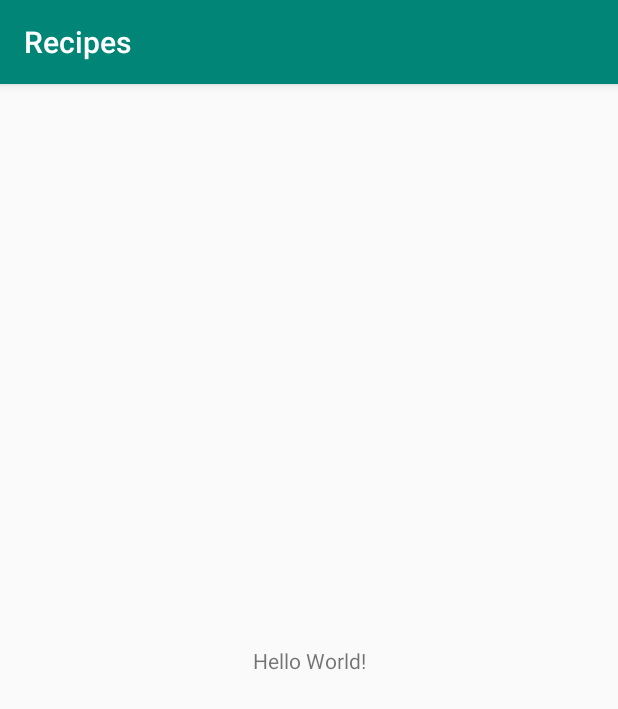
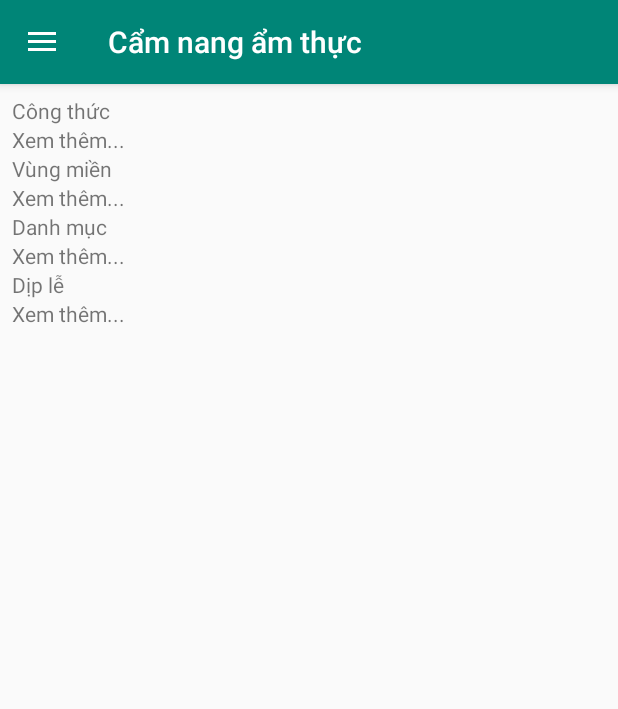
Before and after one commit to taminhluan/cam-nang-am-thuc-viet-nam, an Android app: the screen it shows after launch (MainActivity), on a phone screen of 412 x 824 dp. Shown: the top 709 px of the screen. Run offline under Robolectric (Android 15) with nearby library versions, the phone set to English and light mode, and no system bars; our stand-ins replace Room's generated code.

Commit message:
add example drawer code

```diff
--- a/Recipes/app/build.gradle
+++ b/Recipes/app/build.gradle
@@ -5,7 +5,7 @@ android {
     buildToolsVersion "29.0.1"
     defaultConfig {
         applicationId "com.example.recipes"
-        minSdkVersion 15
+        minSdkVersion 21
         targetSdkVersion 29
         versionCode 1
         versionName "1.0"
--- a/Recipes/app/src/main/AndroidManifest.xml
+++ b/Recipes/app/src/main/AndroidManifest.xml
@@ -1,15 +1,19 @@
 <?xml version="1.0" encoding="utf-8"?>
 <manifest xmlns:android="http://schemas.android.com/apk/res/android"
+    xmlns:tools="http://schemas.android.com/tools"
     package="com.example.recipes">
 
     <application
-        android:allowBackup="true"
+        android:allowBackup="false"
         android:icon="@mipmap/ic_launcher"
         android:label="@string/app_name"
         android:roundIcon="@mipmap/ic_launcher_round"
         android:supportsRtl="true"
-        android:theme="@style/AppTheme">
-        <activity android:name=".app.recipe.RecipeActivity"></activity>
+        android:theme="@style/AppTheme"
+        tools:ignore="GoogleAppIndexingWarning">
+        <activity android:name=".app.recipe.RecipeActivity">
+
+        </activity>
         <activity android:name=".admin.recipe.RecipeAdminActivity" />
         <activity android:name=".admin.event.EventAdminActivity" />
         <activity android:name=".admin.area.AreaAdminActivity" />
@@ -23,7 +27,8 @@
         <activity android:name=".app.event.EventActivity" />
         <activity android:name=".app.category.CategoryActivity" />
         <activity android:name=".app.login.LoginActivity" />
-        <activity android:name=".app.main.MainActivity">
+        <activity android:name=".app.main.MainActivity"
+            android:theme="@style/AppTheme.NoActionBar">
             <intent-filter>
                 <action android:name="android.intent.action.MAIN" />
 
--- a/Recipes/app/src/main/java/com/example/recipes/app/main/MainActivity.java
+++ b/Recipes/app/src/main/java/com/example/recipes/app/main/MainActivity.java
@@ -3,20 +3,53 @@ package com.example.recipes.app.main;
 import android.os.AsyncTask;
 import android.os.Bundle;
 
+import androidx.appcompat.widget.Toolbar;
+import androidx.drawerlayout.widget.DrawerLayout;
+
 import com.example.recipes.BaseActivity;
 import com.example.recipes.R;
+import com.example.recipes.app.drawer.DrawerFragment;
 import com.example.recipes.db.AppDatabase;
-import com.example.recipes.model.Area;
-
-import java.util.List;
+import com.example.recipes.util.ActivityUtils;
 
 public class MainActivity extends BaseActivity {
 
     @Override
     protected void onCreate(Bundle savedInstanceState) {
         super.onCreate(savedInstanceState);
-        setContentView(R.layout.activity_main);
+        setContentView(R.layout.main_act);
+
+        setupToolbar();
+
+        setupDrawer();
+
+        setupFragment();
+
         new GetListAsyncTask().execute();
+    }
+
+    private void setupToolbar() {
+        // Load toolbar
+        Toolbar toolbar = (Toolbar) findViewById(R.id.toolbar);
+        toolbar.setTitle(R.string.app_name);
+        setSupportActionBar(toolbar);
+    }
+
+    private void setupFragment() {
+        MainFragment aboutFragment =
+                (MainFragment) getSupportFragmentManager().findFragmentById(R.id.contentFrame);
+        if (aboutFragment == null) {
+            // Create the fragment
+            aboutFragment = MainFragment.newInstance();
+            ActivityUtils.addFragmentToActivity(
+                    getSupportFragmentManager(), aboutFragment, R.id.contentFrame);
+        }
+    }
+
+    private void setupDrawer() {
+        DrawerFragment drawerFragment = (DrawerFragment) getSupportFragmentManager().findFragmentById(R.id.fragment_navigation_drawer);
+        DrawerLayout drawerLayout = (DrawerLayout) findViewById(R.id.drawer_layout);
+        drawerFragment.setUpDrawer(R.id.fragment_navigation_drawer, drawerLayout, (Toolbar) findViewById(R.id.toolbar));
     }
 
     public class GetListAsyncTask extends AsyncTask<Void, Void, Void> {
--- /dev/null
+++ b/Recipes/app/src/main/java/com/example/recipes/util/ActivityUtils.java
@@ -0,0 +1,28 @@
+package com.example.recipes.util;
+
+
+import androidx.annotation.NonNull;
+import androidx.fragment.app.Fragment;
+import androidx.fragment.app.FragmentManager;
+import androidx.fragment.app.FragmentTransaction;
+
+import static androidx.core.util.Preconditions.checkNotNull;
+
+/**
+ * This provides methods to help Activities load their UI.
+ */
+public class ActivityUtils {
+    /**
+     * The {@code fragment} is added to the container view with id {@code frameId}. The operation is
+     * performed by the {@code fragmentManager}.
+     *
+     */
+    public static void addFragmentToActivity (@NonNull FragmentManager fragmentManager,
+                                              @NonNull Fragment fragment, int frameId) {
+        checkNotNull(fragmentManager);
+        checkNotNull(fragment);
+        FragmentTransaction transaction = fragmentManager.beginTransaction();
+        transaction.add(frameId, fragment);
+        transaction.commit();
+    }
+}
--- a/Recipes/app/src/main/res/layout/activity_main.xml
+++ /dev/null
@@ -1,18 +0,0 @@
-<?xml version="1.0" encoding="utf-8"?>
-<androidx.constraintlayout.widget.ConstraintLayout xmlns:android="http://schemas.android.com/apk/res/android"
-    xmlns:app="http://schemas.android.com/apk/res-auto"
-    xmlns:tools="http://schemas.android.com/tools"
-    android:layout_width="match_parent"
-    android:layout_height="match_parent"
-    tools:context=".app.main.MainActivity">
-
-    <TextView
-        android:layout_width="wrap_content"
-        android:layout_height="wrap_content"
-        android:text="Hello World!"
-        app:layout_constraintBottom_toBottomOf="parent"
-        app:layout_constraintLeft_toLeftOf="parent"
-        app:layout_constraintRight_toRightOf="parent"
-        app:layout_constraintTop_toTopOf="parent" />
-
-</androidx.constraintlayout.widget.ConstraintLayout>
--- /dev/null
+++ b/Recipes/app/src/main/res/layout/main_act.xml
@@ -0,0 +1,44 @@
+<?xml version="1.0" encoding="utf-8"?>
+<!--
+@author luantm
+-->
+<androidx.drawerlayout.widget.DrawerLayout xmlns:android="http://schemas.android.com/apk/res/android"
+    xmlns:app="http://schemas.android.com/apk/res-auto"
+    xmlns:tools="http://schemas.android.com/tools"
+    android:id="@+id/drawer_layout"
+    android:layout_width="match_parent"
+    android:layout_height="match_parent">
+
+    <LinearLayout
+        android:layout_width="match_parent"
+        android:layout_height="match_parent"
+        android:orientation="vertical">
+        <com.google.android.material.appbar.AppBarLayout
+            android:id="@+id/appBarLayout"
+            android:layout_width="match_parent"
+            android:layout_height="wrap_content"
+            android:theme="@style/ThemeOverlay.AppCompat.Dark.ActionBar">
+            <androidx.appcompat.widget.Toolbar
+                android:id="@+id/toolbar"
+                android:layout_width="match_parent"
+                android:layout_height="?attr/actionBarSize"
+                android:background="?attr/colorPrimary"
+                app:popupTheme="@style/ThemeOverlay.AppCompat.Light" />
+        </com.google.android.material.appbar.AppBarLayout>
+
+        <FrameLayout
+            android:id="@+id/contentFrame"
+            android:layout_width="match_parent"
+            android:layout_height="match_parent" />
+
+    </LinearLayout>
+
+    <fragment
+        android:id="@+id/fragment_navigation_drawer"
+        android:name="com.example.recipes.app.drawer.DrawerFragment"
+        android:layout_width="320dp"
+        android:layout_height="match_parent"
+        android:layout_gravity="start"
+        tools:layout="@layout/drawer_frag" />
+
+</androidx.drawerlayout.widget.DrawerLayout>
--- a/Recipes/app/src/main/res/values/strings.xml
+++ b/Recipes/app/src/main/res/values/strings.xml
@@ -1,5 +1,5 @@
 <resources>
-    <string name="app_name">Recipes</string>
+    <string name="app_name">Cẩm nang ẩm thực</string>
 
     <!-- TODO: Remove or change this placeholder text -->
     <string name="hello_blank_fragment">Hello blank fragment</string>
```
Also changed, not shown: 1 other file.
